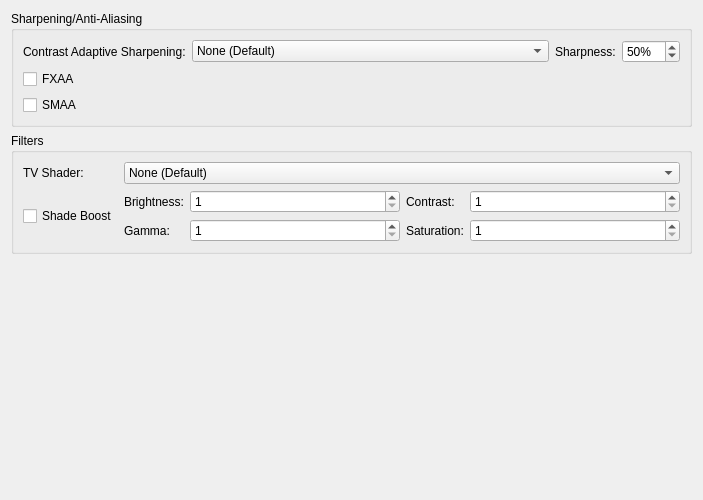
0vva0va/PCSX2_AriaEdition, file pcsx2-qt/Settings/GraphicsPostProcessingSettingsTab.ui: the form before one commit.
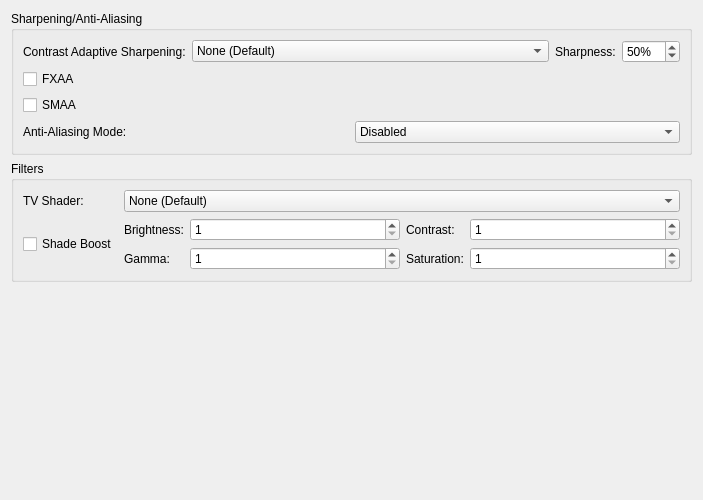
The form after the commit.

Diff of the .ui file:
```diff
--- a/pcsx2-qt/Settings/GraphicsPostProcessingSettingsTab.ui
+++ b/pcsx2-qt/Settings/GraphicsPostProcessingSettingsTab.ui
@@ -100,6 +100,39 @@
 		 </property>
 		</widget>
 	  </item>
+      <item row="3" column="0" colspan="2">
+       <layout class="QHBoxLayout" name="aaModeLayout">
+        <item>
+         <widget class="QLabel" name="aaModeLabel">
+          <property name="text">
+           <string>Anti-Aliasing Mode:</string>
+          </property>
+          <property name="buddy">
+           <cstring>aaMode</cstring>
+          </property>
+         </widget>
+        </item>
+        <item>
+         <widget class="QComboBox" name="aaMode">
+          <item>
+           <property name="text">
+            <string>Disabled</string>
+           </property>
+          </item>
+          <item>
+           <property name="text">
+            <string>FXAA</string>
+           </property>
+          </item>
+          <item>
+           <property name="text">
+            <string>SMAA</string>
+           </property>
+          </item>
+         </widget>
+        </item>
+       </layout>
+      </item>
      </layout>
     </widget>
    </item>
```
Left out of the diff: 1 changed line with no effect on the pictures.
